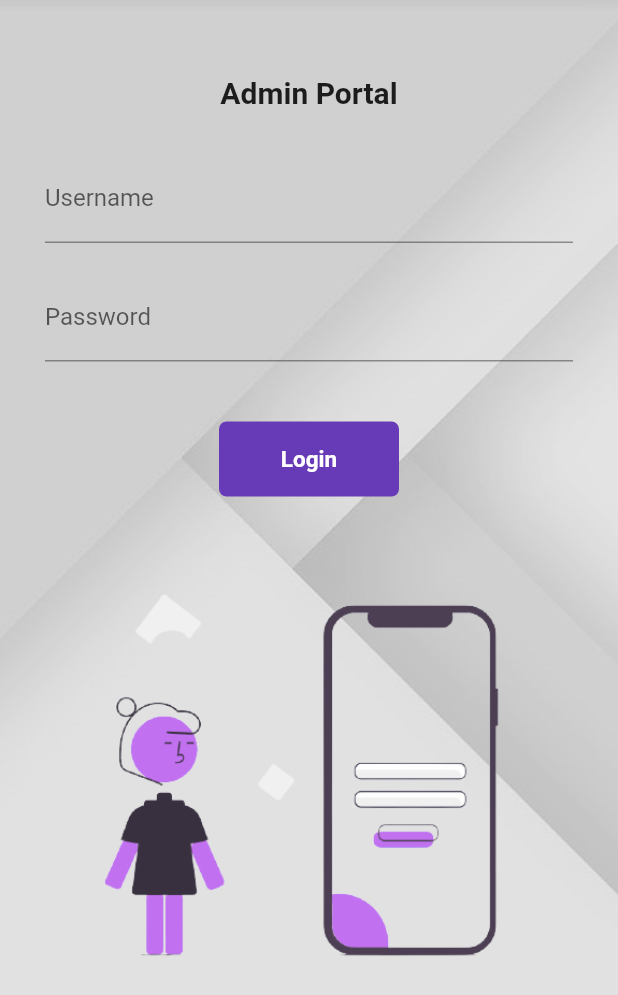
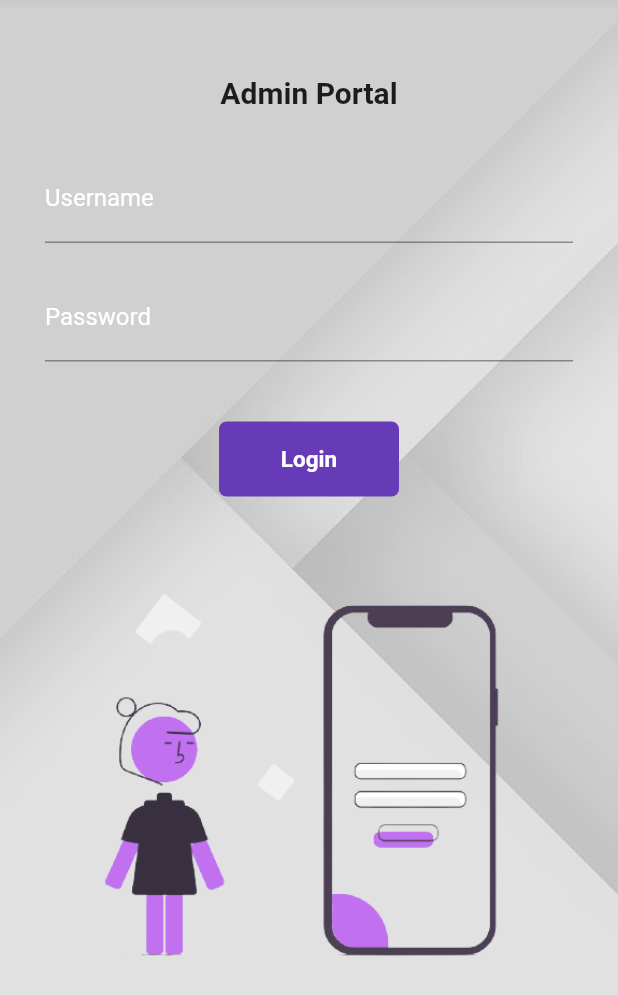
Before and after one commit to manangadwal/first_day, a Flutter app: the LoginPage screen opened by its route, on a phone screen of 412 x 824 dp. Shown: the top 995 px of the screen. Run offline on Flutter 3.47's test engine with Material 2 defaults, Android fonts, the phone set to English and light mode, and no system bars; our stand-ins replace google_fonts; Roboto replaces fonts that are missing (Varela).

Commit message:
minor bug fixes

```diff
--- a/lib/pages/login.dart
+++ b/lib/app/auth/login.dart
@@ -1,6 +1,4 @@
-import 'package:first_day/pages/routes.dart';
 import 'package:flutter/material.dart';
-import 'package:flutter/services.dart';
 
 class LoginPage extends StatefulWidget {
   const LoginPage({Key? key}) : super(key: key);
@@ -67,6 +65,8 @@ class _LoginPageState extends State<LoginPage> {
                         mainAxisAlignment: MainAxisAlignment.spaceEvenly,
                         children: [
                           TextFormField(
+                            autovalidateMode:
+                                AutovalidateMode.onUserInteraction,
                             decoration: InputDecoration(
                                 labelText: "Username",
                                 hintText: " Enter username",
@@ -86,6 +86,8 @@ class _LoginPageState extends State<LoginPage> {
                             height: 20,
                           ),
                           TextFormField(
+                            autovalidateMode:
+                                AutovalidateMode.onUserInteraction,
                             obscureText: true,
                             decoration: InputDecoration(
                                 labelText: "Password",
--- /dev/null
+++ b/lib/core/routes.dart
@@ -0,0 +1,13 @@
+import 'package:first_day/app/auth/login.dart';
+import 'package:first_day/app/screens/Home/homepage.dart';
+import 'package:flutter/material.dart';
+
+final Map<String, Widget Function(BuildContext)> routes = {
+  MyRoutes.homeRoute: (context) => Homepage(),
+  MyRoutes.loginRoute: (context) => LoginPage(),
+};
+
+class MyRoutes {
+  static String loginRoute = "/login";
+  static String homeRoute = "/home";
+}
--- /dev/null
+++ b/lib/core/theme/app_color.dart
@@ -0,0 +1,21 @@
+import 'package:flutter/material.dart';
+
+class AppColors {
+  static const primary = const Color.fromARGB(255, 30, 32, 34);
+  static const primaryDark = const Color.fromARGB(255, 20, 22, 23);
+  static const accent = Color.fromARGB(255, 58, 134, 146);
+  static const white = Colors.white;
+  static const textGrey = Colors.grey;
+  static const textBlack = Colors.black;
+  static const lightGrey = Color(0xffE8E8E8);
+  static const lightGreyDarkMode = Colors.black;
+  static const darkPink = Color(0xFFFf0266);
+  static const grey2 = Color(0xFFEEEEEE);
+  static const yellow = Color(0xFFFFFCB6);
+  static const blue = Color(0xFFB4FFED);
+  static const dark_card_bg = Color(0xFF5F79B9);
+  static const dark_card_forground = Color(0xFF042B3D);
+  static const purple = Color(0xFF411846);
+  static const lightThemeShadowColor = Color(0xFF000014);
+  static const darkThemeShadowColor = Color(0xFF1E2247);
+}
--- /dev/null
+++ b/lib/core/theme/app_theme.dart
@@ -0,0 +1,65 @@
+import 'package:flutter/material.dart';
+import 'package:google_fonts/google_fonts.dart';
+
+import '../../../meta/Utility/Constants.dart';
+import 'app_color.dart';
+
+//?https://medium.com/globant/flutter-dynamic-theme-dark-mode-custom-themes-bded572c8cdf
+
+class AppTheme {
+  get darkTheme => ThemeData(
+        textTheme: GoogleFonts.varelaTextTheme(),
+        selectedRowColor: primaryColor,
+        primaryColor: primaryColor,
+        accentColor: primaryColor,
+        backgroundColor: primaryColor,
+        elevatedButtonTheme: ElevatedButtonThemeData(
+          style: ElevatedButton.styleFrom(
+            primary: primaryColor, // background
+            onPrimary: Colors.white, // foreground
+          ),
+        ),
+        buttonTheme: ButtonThemeData(
+          buttonColor: primaryColor,
+        ),
+        primarySwatch: Colors.grey,
+        appBarTheme:
+            AppBarTheme(brightness: Brightness.dark, color: primaryColor),
+        inputDecorationTheme: InputDecorationTheme(
+          hintStyle: TextStyle(color: AppColors.textGrey),
+          labelStyle: TextStyle(color: AppColors.white),
+        ),
+        brightness: Brightness.dark,
+        canvasColor: AppColors.lightGreyDarkMode,
+        accentIconTheme: IconThemeData(color: Colors.white),
+      );
+
+  get lightTheme => ThemeData(
+        textTheme: GoogleFonts.varelaTextTheme(),
+        selectedRowColor: primaryColor,
+        primaryColor: primaryColor,
+        accentColor: primaryColor,
+        backgroundColor: primaryColor,
+        elevatedButtonTheme: ElevatedButtonThemeData(
+          style: ElevatedButton.styleFrom(
+            primary: primaryColor, // background
+            onPrimary: Colors.white, // foreground
+          ),
+        ),
+        buttonTheme: ButtonThemeData(
+          buttonColor: primaryColor,
+        ),
+        primarySwatch: Colors.grey,
+        appBarTheme: AppBarTheme(
+          brightness: Brightness.light,
+          color: primaryColor,
+        ),
+        inputDecorationTheme: InputDecorationTheme(
+          hintStyle: TextStyle(color: AppColors.textGrey),
+          labelStyle: TextStyle(color: AppColors.white),
+        ),
+        canvasColor: AppColors.white,
+        brightness: Brightness.light,
+        accentIconTheme: IconThemeData(color: Colors.black),
+      );
+}
--- /dev/null
+++ b/lib/meta/Utility/Constants.dart
@@ -0,0 +1,3 @@
+import 'package:flutter/material.dart';
+
+Color primaryColor = Colors.purple;
--- a/lib/pages/routes.dart
+++ /dev/null
@@ -1,4 +0,0 @@
-class MyRoutes {
-  static String loginRoute = "/home";
-  static String homeRoute = "/login";
-}
```
Also changed, not shown: lib/app/screens/Home/Components/MyDrawer.dart (added, +75 -0 lines), lib/app/screens/Home/homepage.dart (added, +33 -0 lines), lib/core/theme/theme_notifier.dart (added, +14 -0 lines), lib/main.dart (+14 -22 lines), lib/pages/homepage.dart (deleted, +0 -99 lines), pubspec.yaml (+1 -57 lines), pubspec.lock, 1 other file.
